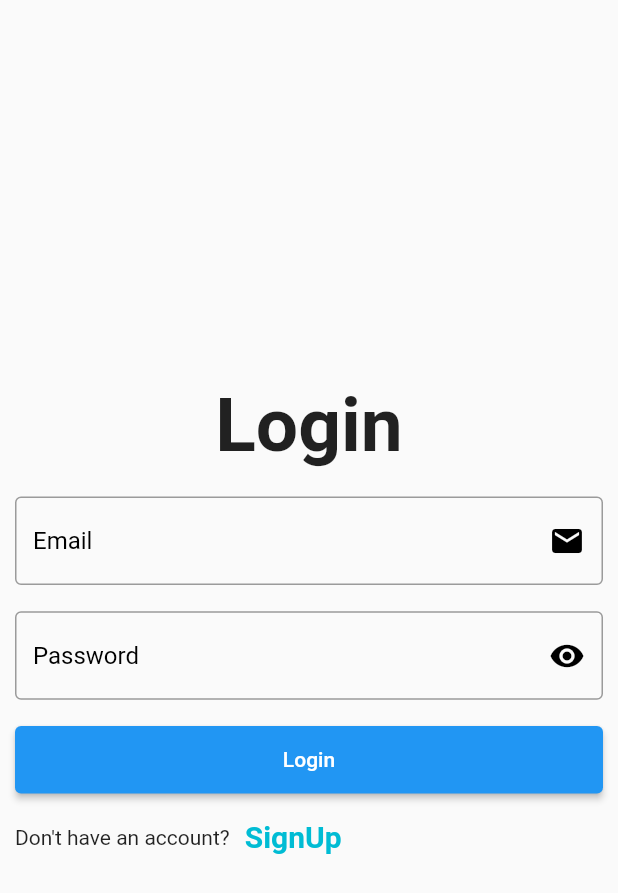
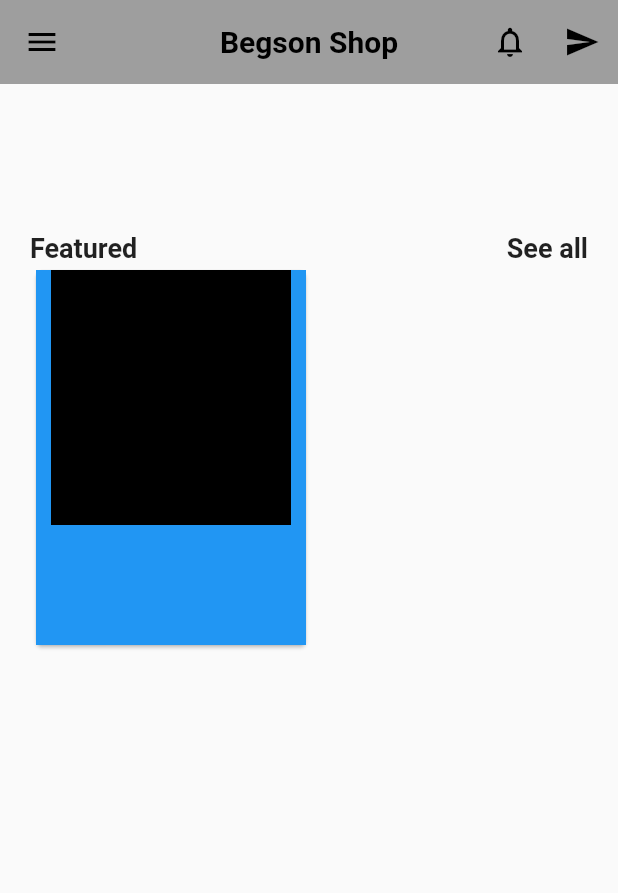
Before and after one commit to AmirBegic1/E-commece, a Flutter app: the screen it shows after launch, on a phone screen of 412 x 824 dp. Shown: the top 893 px of the screen. Run offline on Flutter 3.47's test engine with Material 2 defaults, Android fonts, the phone set to English and light mode, and no system bars; our stand-ins replace firebase_auth, firebase_core; accounts and stored records are empty.

Commit message:
login/register working

```diff
--- a/lib/main.dart
+++ b/lib/main.dart
@@ -1,5 +1,6 @@
 import 'package:firebase_core/firebase_core.dart';
 import 'package:flutter/material.dart';
+import 'package:mvvm_test/screens/homepage.dart';
 import 'package:mvvm_test/screens/login.dart';
 
 Future<void> main() async {
@@ -15,8 +16,10 @@ class MyApp extends StatelessWidget {
   Widget build(BuildContext context) {
     return MaterialApp(
       debugShowCheckedModeBanner: false,
-      theme: ThemeData(),
-      home: const Login(),
+      theme: ThemeData(
+        visualDensity: VisualDensity.adaptivePlatformDensity,
+      ),
+      home: HomePage(),
     );
   }
 }
--- /dev/null
+++ b/lib/screens/homepage.dart
@@ -0,0 +1,114 @@
+import 'package:flutter/material.dart';
+
+class HomePage extends StatefulWidget {
+  HomePage({Key? key}) : super(key: key);
+
+  @override
+  State<HomePage> createState() => _HomePageState();
+}
+
+class _HomePageState extends State<HomePage> {
+  GlobalKey<ScaffoldState> _key = GlobalKey<ScaffoldState>();
+  @override
+  Widget build(BuildContext context) {
+    return SafeArea(
+      child: Scaffold(
+        key: _key,
+        drawer: Drawer(),
+        appBar: AppBar(
+          title: const Text(
+            "Begson Shop",
+            style: TextStyle(color: Colors.black, fontWeight: FontWeight.bold),
+          ),
+          centerTitle: true,
+          elevation: 0.0,
+          backgroundColor: Colors.grey,
+          leading: IconButton(
+            icon: const Icon(
+              Icons.menu,
+              color: Colors.black,
+            ),
+            onPressed: () {
+              _key.currentState!.openDrawer();
+            },
+          ),
+          actions: <Widget>[
+            IconButton(
+                onPressed: () {},
+                icon: const Icon(
+                  Icons.notifications_none,
+                  color: Colors.black,
+                )),
+            IconButton(
+                onPressed: () {},
+                icon: const Icon(
+                  Icons.send,
+                  color: Colors.black,
+                )),
+          ],
+        ),
+        body: Container(
+          height: double.infinity,
+          width: double.infinity,
+          margin: const EdgeInsets.symmetric(horizontal: 20),
+          child: Column(
+            children: <Widget>[
+              Container(
+                height: 120,
+                width: double.infinity,
+                child: Column(
+                  mainAxisAlignment: MainAxisAlignment.end,
+                  children: <Widget>[
+                    Row(
+                      mainAxisAlignment: MainAxisAlignment.spaceBetween,
+                      children: [
+                        Text(
+                          "Featured",
+                          style: TextStyle(
+                              fontSize: 18, fontWeight: FontWeight.bold),
+                        ),
+                        Text(
+                          "See all",
+                          style: TextStyle(
+                              fontSize: 18, fontWeight: FontWeight.bold),
+                        ),
+                      ],
+                    ),
+                  ],
+                ),
+              ),
+              Row(
+                children: [
+                  Column(
+                    crossAxisAlignment: CrossAxisAlignment.start,
+                    children: <Widget>[
+                      Card(
+                        child: Container(
+                          height: 250,
+                          width: 180,
+                          color: Colors.blue,
+                          child: Column(
+                            children: [
+                              Container(
+                                height: 170,
+                                width: 160,
+                                decoration: BoxDecoration(
+                                  color: Colors.black,
+                                  // image: DecorationImage(image: null )
+                                ),
+                              ),
+                            ],
+                          ),
+                        ),
+                      ),
+                    ],
+                  ),
+                ],
+              )
+            ],
+          ),
+        ),
+      ),
+    );
+  }
+}
--- a/lib/screens/login.dart
+++ b/lib/screens/login.dart
@@ -1,4 +1,6 @@
+import 'package:firebase_auth/firebase_auth.dart';
 import 'package:flutter/material.dart';
+import 'package:flutter/services.dart';
 import 'package:mvvm_test/screens/signup.dart';
 import 'package:mvvm_test/widgets/change_screen.dart';
 import '../widgets/mybutton.dart';
@@ -11,13 +13,21 @@ class Login extends StatefulWidget {
 }
 
 final GlobalKey<FormState> _formKey = GlobalKey<FormState>();
-void validation() {
-  final FormState? form = _formKey.currentState;
-  if (form!.validate()) {
-    print("Yes");
-  } else {
-    print("No");
-  }
+final GlobalKey<ScaffoldState> _scaffoldKey = GlobalKey<ScaffoldState>();
+var email;
+var password;
+
+void validation() async {
+  final FormState? _form = _formKey.currentState;
+  if (!_form!.validate()) {
+    try {
+      UserCredential result = await FirebaseAuth.instance
+          .signInWithEmailAndPassword(email: email, password: password);
+      print(result.user?.uid);
+    } on PlatformException catch (e) {
+      print(e.message.toString());
+    }
+  } else {}
 }
 
 bool obserText = true;
@@ -47,7 +57,11 @@ class _LoginState extends State<Login> {
                             fontSize: 50, fontWeight: FontWeight.bold),
                       ),
                       TextFormField(
-                        onChanged: (value) {},
+                        onChanged: (value) {
+                          setState(() {
+                            email = value;
+                          });
+                        },
                         validator: (value) {
                           if (value == "") {
                             return "Please fill this field";
@@ -67,6 +81,11 @@ class _LoginState extends State<Login> {
                         ),
                       ),
                       TextFormField(
+                        onChanged: (value) {
+                          setState(() {
+                            password = value;
+                          });
+                        },
                         obscureText: obserText,
                         validator: (value) {
                           if (value == "") {
--- a/lib/screens/signup.dart
+++ b/lib/screens/signup.dart
@@ -1,5 +1,6 @@
 import 'package:firebase_auth/firebase_auth.dart';
 import 'package:flutter/material.dart';
+
 import 'package:flutter/services.dart';
 import 'package:mvvm_test/screens/login.dart';
 import 'package:mvvm_test/widgets/change_screen.dart';
@@ -13,6 +14,7 @@ class SignUp extends StatefulWidget {
 }
 
 final GlobalKey<FormState> _formKey = GlobalKey<FormState>();
+
 bool obserText = true;
 var email;
 var password;
@@ -24,7 +26,7 @@ class _SignUpState extends State<SignUp> {
       try {
         UserCredential result = await FirebaseAuth.instance
             .createUserWithEmailAndPassword(email: email, password: password);
-        print(result.user!.uid);
+        print(result.user?.uid);
       } on PlatformException catch (e) {
         print(e.message.toString());
       }
--- a/pubspec.yaml
+++ b/pubspec.yaml
@@ -63,9 +63,7 @@ flutter:
   uses-material-design: true
 
   # To add assets to your application, add an assets section, like this:
-  # assets:
-  #   - images/a_dot_burr.jpeg
-  #   - images/a_dot_ham.jpeg
+
 
   # An image asset can refer to one or more resolution-specific "variants", see
   # https://flutter.dev/assets-and-images/#resolution-aware
```
Also changed, not shown: 1 other file.
